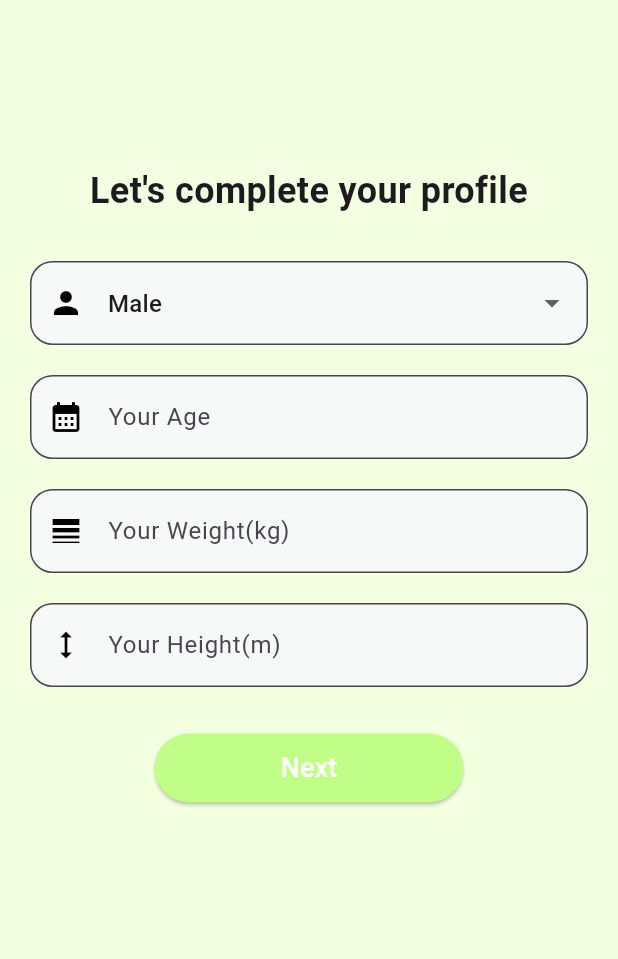
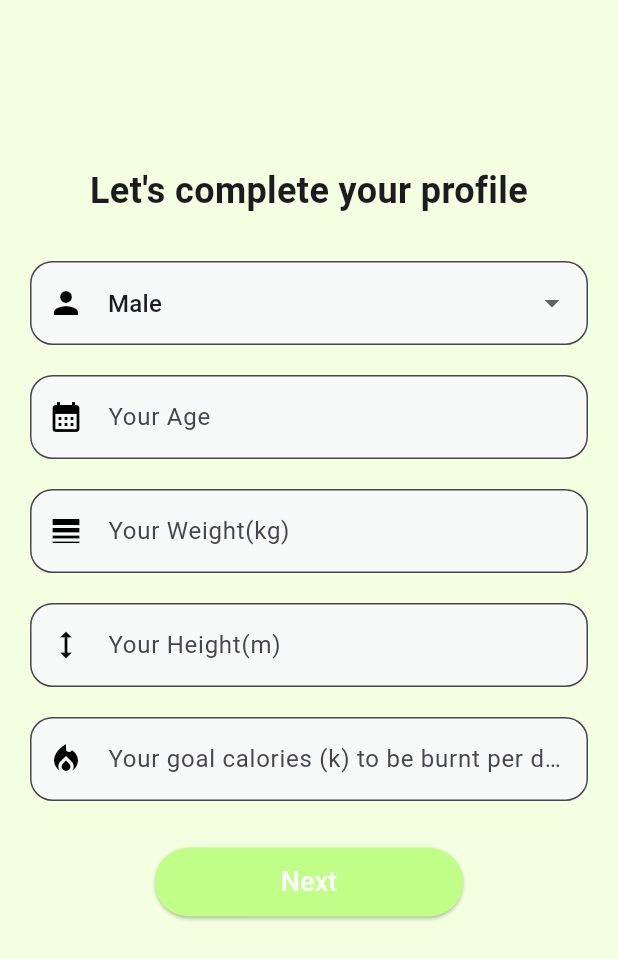
Before and after one commit to jessLijie/fitness-tracking, a Flutter app: the CompleteProfile screen opened directly with empty values, on a phone screen of 412 x 824 dp. Shown: the top 959 px of the screen. Run offline on Flutter 3.47's test engine with Material 3 defaults, Android fonts, the light colour scheme and no system bars; our stand-ins replace card_swiper, carousel_slider, cloud_firestore, easy_date_timeline, firebase_auth, firebase_core and 3 more; accounts and stored records are empty.

Commit message:
calendar UP

```diff
--- a/lib/Dashboard/home.dart
+++ b/lib/Dashboard/home.dart
@@ -63,7 +63,7 @@ class _HomePageState extends State<HomePage> {
             Padding(
               padding: EdgeInsets.symmetric(horizontal: 10.0, vertical: 10.0),
               child: Card(
-                child: CaloryCard(burnt: 100, goal: 200),
+                child: CaloryCard(burnt: 100, goal: userData['goalCal']),
               ),
             ),
             Padding(
@@ -195,7 +195,7 @@ class _CaloryCardState extends State<CaloryCard> with SingleTickerProviderStateM
               Column(
                 mainAxisAlignment: MainAxisAlignment.center,
                 children: [
-                  Text("${widget.burnt}/ ${widget.goal} k is burnt!"),
+                  Text("${widget.burnt}/ ${widget.goal} k is burnt today!"),
                   SizedBox(height: 25),
                   LayoutBuilder(
                     builder: (context, constraints) {
@@ -213,7 +213,7 @@ class _CaloryCardState extends State<CaloryCard> with SingleTickerProviderStateM
               AnimatedPositioned(
                 duration: Duration(milliseconds: 10),
                 curve: Curves.easeInOut,
-                left: (MediaQuery.of(context).size.width - 65) * progressPercent,
+                left: (MediaQuery.of(context).size.width - 60) * progressPercent,
                 top: 50,
                 child: Image.asset(
                   'assets/image/banana.png',
@@ -232,8 +232,7 @@ class _CaloryCardState extends State<CaloryCard> with SingleTickerProviderStateM
   }
 
   Widget buildClickableText2(BuildContext context) {
-    // Placeholder for the actual implementation of buildClickableText2
-    return Container(); // Implement your clickable text here
+    return Container();
   }
 }
 
--- a/lib/Profile/complete_profile.dart
+++ b/lib/Profile/complete_profile.dart
@@ -1,6 +1,5 @@
+import 'package:fitness_tracking/services/auth.dart';
 import 'package:flutter/material.dart';
-import 'package:fitness_tracking/Profile/goal.dart';
-import 'package:fitness_tracking/services/auth.dart';
 
 class CompleteProfile extends StatefulWidget {
   final String uid;
@@ -14,6 +13,7 @@ class _CompleteProfileState extends State<CompleteProfile> {
   String selectedGender = 'Male'; // Default selected gender
 
   final TextEditingController ageController = TextEditingController();
+  final TextEditingController goalCalController = TextEditingController();
   final TextEditingController weightController = TextEditingController();
   final TextEditingController heightController = TextEditingController();
 
@@ -51,7 +51,8 @@ class _CompleteProfileState extends State<CompleteProfile> {
                         });
                       }
                     },
-                    items: genderOptions.map<DropdownMenuItem<String>>((String value) {
+                    items: genderOptions
+                        .map<DropdownMenuItem<String>>((String value) {
                       return DropdownMenuItem<String>(
                         value: value,
                         child: Text(value),
@@ -72,14 +73,16 @@ class _CompleteProfileState extends State<CompleteProfile> {
                     controller: ageController,
                     decoration: InputDecoration(
                       hintText: 'Your Age',
-                      prefixIcon: Icon(Icons.calendar_month, color: Colors.black),
+                      prefixIcon:
+                          Icon(Icons.calendar_month, color: Colors.black),
                       border: OutlineInputBorder(
                         borderRadius: BorderRadius.circular(15),
                       ),
                       fillColor: Color(0xFFF7F8F8),
                       filled: true,
                     ),
-                    keyboardType: TextInputType.number, // Allow only numeric input
+                    keyboardType:
+                        TextInputType.number, // Allow only numeric input
                   ),
                   SizedBox(height: 20),
                   TextField(
@@ -93,7 +96,8 @@ class _CompleteProfileState extends State<CompleteProfile> {
                       fillColor: Color(0xFFF7F8F8),
                       filled: true,
                     ),
-                    keyboardType: TextInputType.numberWithOptions(decimal: true), // Allow numeric input with decimals
+                    keyboardType: TextInputType.numberWithOptions(
+                        decimal: true), // Allow numeric input with decimals
                   ),
                   SizedBox(height: 20),
                   TextField(
@@ -107,7 +111,22 @@ class _CompleteProfileState extends State<CompleteProfile> {
                       fillColor: Color(0xFFF7F8F8),
                       filled: true,
                     ),
-                    keyboardType: TextInputType.numberWithOptions(decimal: true), // Allow numeric input with decimals
+                    keyboardType: TextInputType.numberWithOptions(
+                        decimal: true), // Allow numeric input with decimals
+                  ),
+                  SizedBox(height: 20),
+                  TextField(
+                    controller: goalCalController,
+                    decoration: InputDecoration(
+                      hintText: 'Your goal calories (k) to be burnt per day',
+                      prefixIcon: Icon(Icons.local_fire_department, color: Colors.black),
+                      border: OutlineInputBorder(
+                        borderRadius: BorderRadius.circular(15),
+                      ),
+                      fillColor: Color(0xFFF7F8F8),
+                      filled: true,
+                    ),
+                    keyboardType: TextInputType.number, // Allow numeric input with decimals
                   ),
                   SizedBox(height: 30),
                   ElevatedButton(
@@ -119,7 +138,8 @@ class _CompleteProfileState extends State<CompleteProfile> {
                         ageController.text,
                         weightController.text,
                         heightController.text,
-                        context,
+                        goalCalController.text,
+                       context,
                       );
                     },
                     style: ElevatedButton.styleFrom(
@@ -130,7 +150,8 @@ class _CompleteProfileState extends State<CompleteProfile> {
                       ),
                     ),
                     child: Padding(
-                      padding: EdgeInsets.symmetric(horizontal: 60, vertical: 10),
+                      padding:
+                          EdgeInsets.symmetric(horizontal: 60, vertical: 10),
                       child: Text(
                         'Next',
                         style: TextStyle(fontSize: 18),
--- a/lib/Profile/profile.dart
+++ b/lib/Profile/profile.dart
@@ -140,6 +140,7 @@ class _ProfilePageState extends State<ProfilePage> {
                       ProfileBox(label: 'Weight', value: '${userData['weight']} kg'),
                       ProfileBox(label: 'BMI', value: '${userData['bmi']?.toStringAsFixed(2) ?? 'N/A'}'),
                       ProfileBox(label: 'Age', value: '${userData['age']} years old'),
+                      ProfileBox(label: 'Goal Calories', value: '${userData['goalCal']}k'),
                     ],
                   ),
                   SizedBox(height: 20),
--- a/lib/services/auth.dart
+++ b/lib/services/auth.dart
@@ -132,9 +132,10 @@ class AuthService {
     String age,
     String weight,
     String height,
+    String goalCal,
     BuildContext context,
   ) async {
-    DatabaseService().updateUserProfile(uid, gender, age, weight, height);
+    DatabaseService().updateUserProfile(uid, gender, age, weight, height, goalCal);
 
     // Navigate to the GoalPage after updating profile
     Navigator.push(
--- a/lib/services/database.dart
+++ b/lib/services/database.dart
@@ -6,6 +6,7 @@ class DatabaseService {
     String phoneNumber,
     String email,
     String uid,
+
   ) async {
     await FirebaseFirestore.instance.collection('users').doc(uid).set({
       'full name': fullName,
@@ -14,6 +15,7 @@ class DatabaseService {
       'gender': '',  // Initialize with empty or default values
       'age': 0,
       'weight': 0.0,
+      'goalCal':0,
       'height': 0.0,
       'bmi': 0.0,
       'goal': '',
@@ -26,9 +28,11 @@ class DatabaseService {
     String age,
     String weight,
     String height,
+    String goalCal,
   ) async {
     // Validate inputs
     int parsedAge = int.tryParse(age) ?? 0;
+    int parsedGoalCal = int.tryParse(goalCal) ?? 0;
     double parsedWeight = double.tryParse(weight) ?? 0;
     double parsedHeight = double.tryParse(height) ?? 0;
 
@@ -43,6 +47,7 @@ class DatabaseService {
         'weight': parsedWeight,
         'height': parsedHeight,
         'bmi': bmi,
+        'goalCal':parsedGoalCal,
       });
     } catch (error) {
       print("Error updating user profile: $error");
```
Also changed, not shown: lib/Profile/edit_profile.dart (+12 -0 lines).
